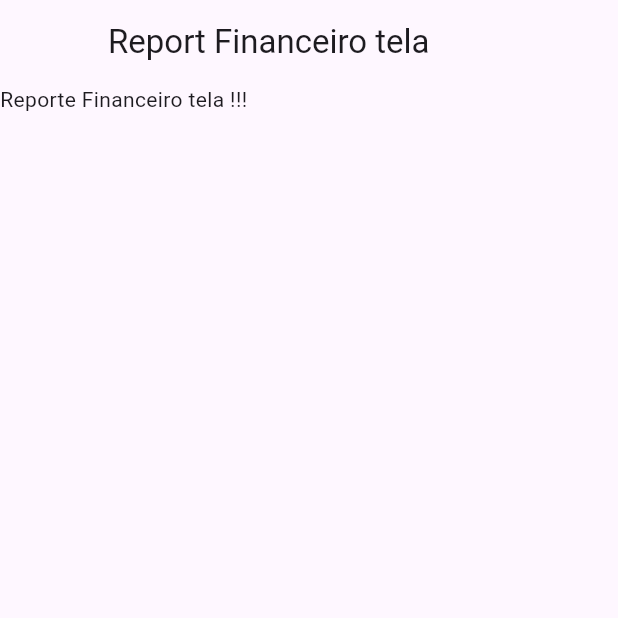
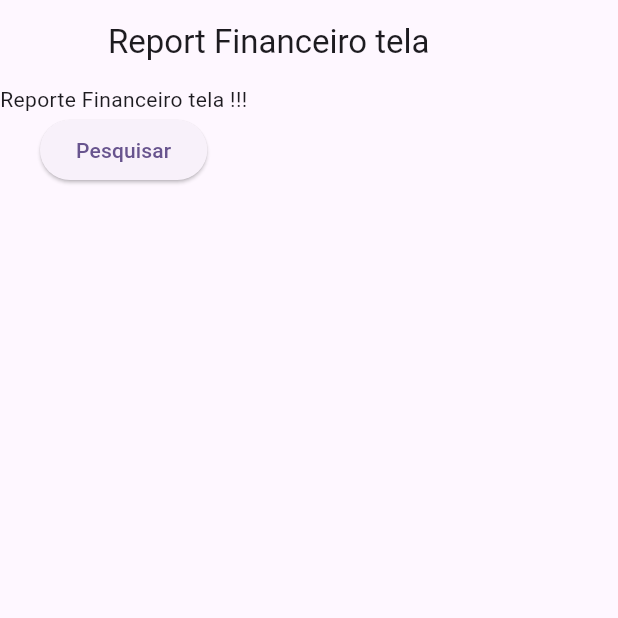
Before and after one commit to slackwarecps/flutter_bingo_app_vendedor, a Flutter app: the HomeScreen screen opened by its route, after a tap on "Report Financeiro", on a phone screen of 412 x 824 dp, the top half of it. Run offline on Flutter 3.47's test engine with Material 3 defaults, Android fonts, the phone set to English and light mode, and no system bars; our stand-ins replace logger; missing offline and left inert: dart:ffi, http_interceptor; statements that could not run were skipped.

Commit message:
Rotas tradicionais

```diff
--- a/lib/main.dart
+++ b/lib/main.dart
@@ -10,6 +10,7 @@ import 'package:bingo_app_vendedor/telas/home_screen.dart';
 import 'package:bingo_app_vendedor/telas/jornada_de_credito/credito_coloca_valor.dart';
 import 'package:bingo_app_vendedor/telas/jornada_de_credito/credito_conclusao.dart';
 import 'package:bingo_app_vendedor/telas/login_screen.dart';
+import 'package:bingo_app_vendedor/telas/perfil_screen.dart';
 import 'package:flutter/material.dart';
 
 void main() {
@@ -31,9 +32,11 @@ class MyApp extends StatelessWidget {
         colorScheme: ColorScheme.fromSeed(seedColor: Colors.deepPurple),
         useMaterial3: true,
       ),
-      home: LoginScreen(),
+      initialRoute: "login",
       routes: {
+        "login": (context) => const LoginScreen(),
         "home": (context) => const HomeScreen(),
+        "perfil": (context) => const PerfilScreen(),
         "credito-conclusao": (context) => const CreditoConclusaoScreen()
       },
       onGenerateRoute: (settings) {
--- /dev/null
+++ b/lib/telas/financeiro/report_financeiro_screen.dart
@@ -0,0 +1,36 @@
+import 'package:bingo_app_vendedor/telas/financeiro/financeiro_creditos.dart';
+import 'package:flutter/material.dart';
+
+class ReportFinanceiroScreen extends StatefulWidget {
+  const ReportFinanceiroScreen({Key? key}) : super(key: key);
+
+  @override
+  State<ReportFinanceiroScreen> createState() => _ReportFinanceiroScreenState();
+}
+
+class _ReportFinanceiroScreenState extends State<ReportFinanceiroScreen> {
+  @override
+  Widget build(BuildContext context) {
+    return Scaffold(
+        appBar: AppBar(
+          leading: Container(),
+          title: Text('Report Financeiro tela'),
+          actions: [],
+        ),
+        body: Column(
+          children: [
+            Text('Reporte Financeiro tela !!!'),
+            ElevatedButton(
+                onPressed: () {
+                  Navigator.push(
+                    context,
+                    MaterialPageRoute(
+                      builder: (contextNew) => FinanceiroCreditosScreen(),
+                    ),
+                  );
+                },
+                child: Text('Pesquisar'))
+          ],
+        ));
+  }
+}
--- a/lib/telas/report_financeiro_screen.dart
+++ /dev/null
@@ -1,20 +0,0 @@
-import 'package:flutter/material.dart';
-
-class ReportFinanceiroScreen extends StatefulWidget {
-  const ReportFinanceiroScreen({Key? key}) : super(key: key);
-
-  @override
-  State<ReportFinanceiroScreen> createState() => _ReportFinanceiroScreenState();
-}
-
-class _ReportFinanceiroScreenState extends State<ReportFinanceiroScreen> {
-  @override
-  Widget build(BuildContext context) {
-    return Scaffold(
-        appBar: AppBar(
-          leading: Container(),
-          title: Text('Report Financeiro tela'),
-        ),
-        body: Text('Reporte Financeiro tela !!!'));
-  }
-}
```
Also changed, not shown: lib/database/database.dart (added, +27 -0 lines), lib/telas/financeiro/financeiro_creditos.dart (added, +55 -0 lines), lib/telas/home_screen.dart (+9 -7 lines), lib/telas/login_screen.dart (+16 -6 lines).
